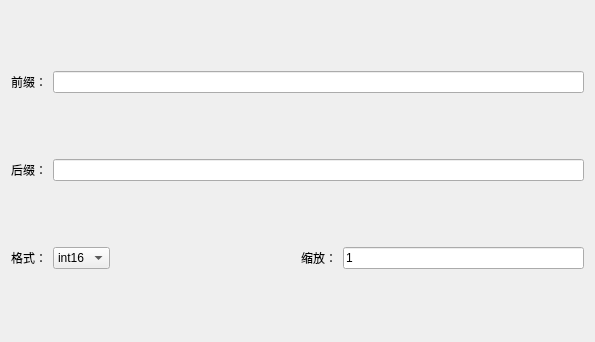
CJH3213/SerialPortAssistant, file SerialTool/parameteradjustmentitem.ui: the form before one commit.
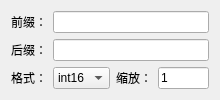
The form after the commit.

Diff of the .ui file:
```diff
--- a/SerialTool/parameteradjustmentitem.ui
+++ b/SerialTool/parameteradjustmentitem.ui
@@ -6,10 +6,16 @@
    <rect>
     <x>0</x>
     <y>0</y>
-    <width>595</width>
-    <height>342</height>
+    <width>220</width>
+    <height>100</height>
    </rect>
   </property>
+  <property name="minimumSize">
+   <size>
+    <width>220</width>
+    <height>100</height>
+   </size>
+  </property>
   <property name="windowTitle">
    <string>Form</string>
   </property>
```
Left out of the diff: 4 changed lines with no effect on the pictures.
